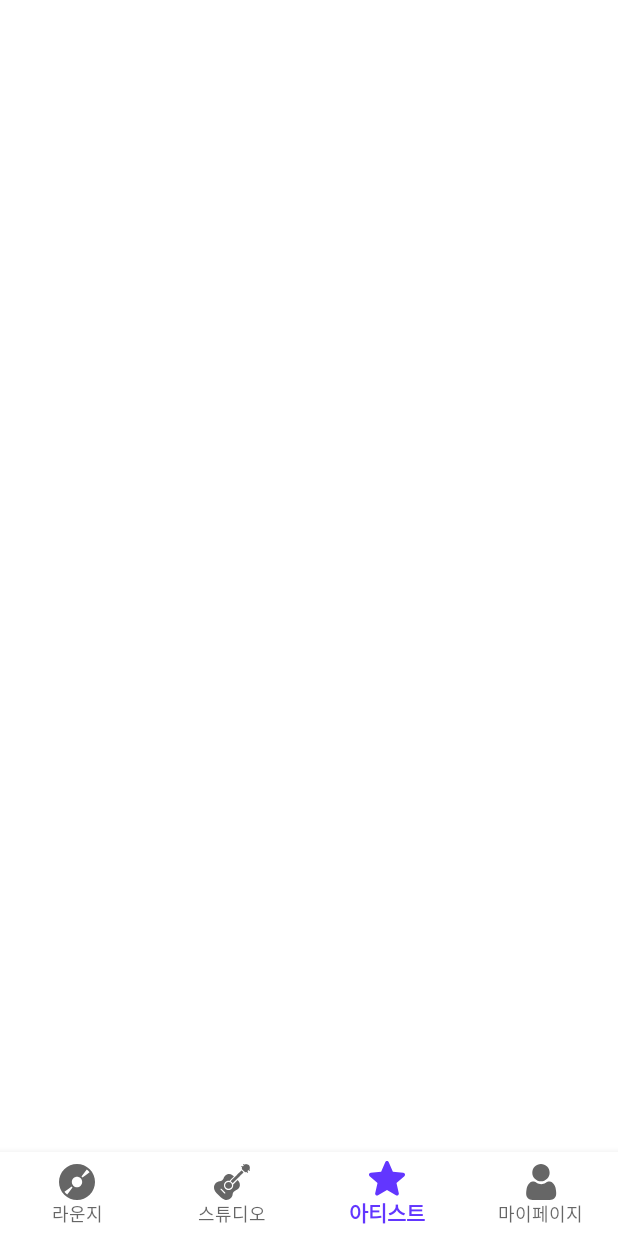
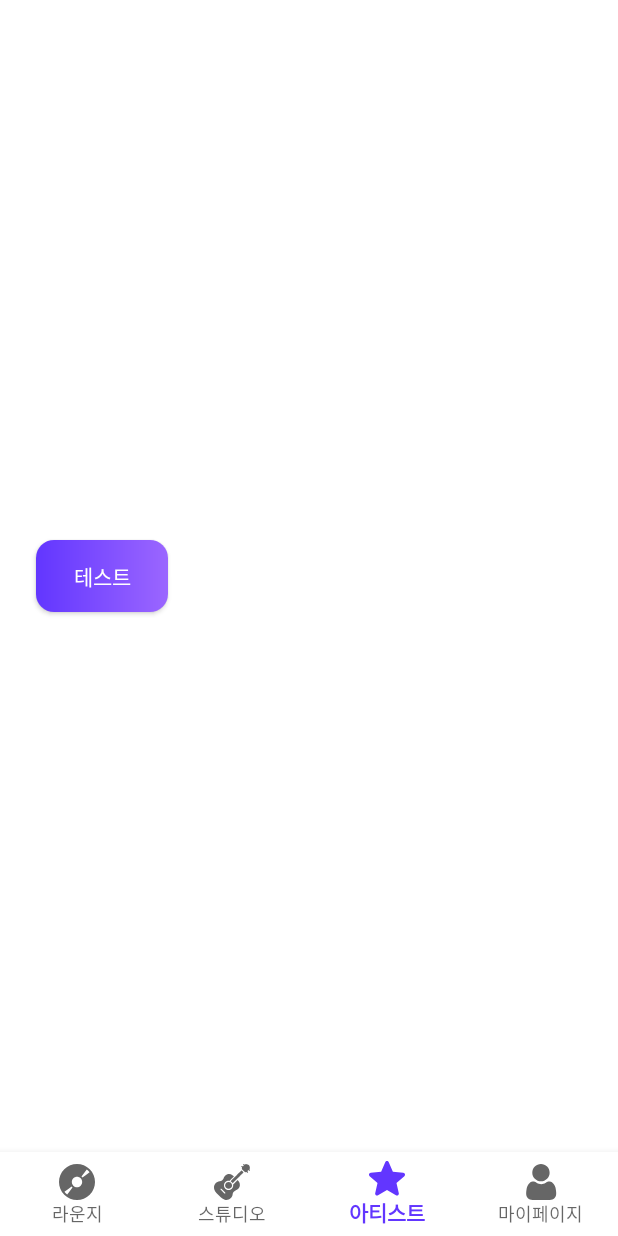
Before and after one commit to SW-Maestro-TeamGDB/Pentatonic-Android, an Android app: the ArtistFragment screen opened through its navigation route, on a phone screen of 412 x 824 dp. Run offline under Robolectric (Android 15) with nearby library versions, the phone set to English and light mode, and no system bars; our stand-ins replace RxJava, data binding, navigation-ui; libraries missing offline, so code that uses them is left out: com.gun0912.tedpermission; pictures from the network do not load; 7 statements that could not run were skipped.

Commit message:
[feat] 커버 업로드 뮤테이션 테스트 구현

```diff
--- a/app/build.gradle
+++ b/app/build.gradle
@@ -39,7 +39,9 @@ android {
     apollo {
         generateKotlinModels = true
         customTypeMapping = [
-                "JWT" : "String"
+                "JWT" : "String",
+                "URL" : "String",
+                "UploadCoverFileInput" : "com.apollographql.apollo.api.FileUpload"
         ]
     }
 }
--- a/app/src/main/java/com/team_gdb/pentatonic/ui/artist/ArtistFragment.kt
+++ b/app/src/main/java/com/team_gdb/pentatonic/ui/artist/ArtistFragment.kt
@@ -1,9 +1,11 @@
 package com.team_gdb.pentatonic.ui.artist
 
+import android.content.Intent
 import org.koin.androidx.viewmodel.ext.android.viewModel
 import com.team_gdb.pentatonic.R
 import com.team_gdb.pentatonic.base.BaseFragment
 import com.team_gdb.pentatonic.databinding.FragmentArtistBinding
+import com.team_gdb.pentatonic.ui.upload_test.UploadTestActivity
 
 class ArtistFragment : BaseFragment<FragmentArtistBinding, ArtistViewModel>() {
     override val layoutResourceId: Int
@@ -11,12 +13,16 @@ class ArtistFragment : BaseFragment<FragmentArtistBinding, ArtistViewModel>() {
     override val viewModel: ArtistViewModel by viewModel()
 
     override fun initStartView() {
+        binding.viewModel = this.viewModel
     }
 
     override fun initDataBinding() {
     }
 
     override fun initAfterBinding() {
+        binding.testButton.setOnClickListener {
+            startActivity(Intent(context, UploadTestActivity::class.java))
+        }
     }
 
 }
--- a/app/src/main/java/com/team_gdb/pentatonic/ui/artist/ArtistViewModel.kt
+++ b/app/src/main/java/com/team_gdb/pentatonic/ui/artist/ArtistViewModel.kt
@@ -6,8 +6,4 @@ import com.team_gdb.pentatonic.base.BaseViewModel
 
 class ArtistViewModel : BaseViewModel() {
 
-    private val _text = MutableLiveData<String>().apply {
-        value = "This is notifications Fragment"
-    }
-    val text: LiveData<String> = _text
 }
--- a/app/src/main/java/com/team_gdb/pentatonic/ui/band_cover/BandCoverActivity.kt
+++ b/app/src/main/java/com/team_gdb/pentatonic/ui/band_cover/BandCoverActivity.kt
@@ -10,7 +10,6 @@ import com.team_gdb.pentatonic.data.model.CoverEntity
 import com.team_gdb.pentatonic.databinding.ActivityBandCoverBinding
 import com.team_gdb.pentatonic.ui.lounge.LoungeFragment.Companion.COVER_ENTITY
 import com.team_gdb.pentatonic.ui.profile.ProfileActivity
-import com.team_gdb.pentatonic.ui.record.RecordGuideBottomSheetDialog
 import org.koin.androidx.viewmodel.ext.android.viewModel
 
 class BandCoverActivity : BaseActivity<ActivityBandCoverBinding, BandCoverViewModel>() {
--- a/app/src/main/java/com/team_gdb/pentatonic/ui/band_cover/LibrarySelectBottomSheetDialog.kt
+++ b/app/src/main/java/com/team_gdb/pentatonic/ui/band_cover/LibrarySelectBottomSheetDialog.kt
@@ -1,12 +1,9 @@
 package com.team_gdb.pentatonic.ui.band_cover
 
 import androidx.recyclerview.widget.LinearLayoutManager
-import com.bumptech.glide.Glide
-import com.google.android.material.bottomsheet.BottomSheetBehavior
 import com.google.android.material.bottomsheet.BottomSheetDialog
 import com.team_gdb.pentatonic.R
 import com.team_gdb.pentatonic.TestLibraryData
-import com.team_gdb.pentatonic.adapter.library.LibraryListAdapter
 import com.team_gdb.pentatonic.adapter.library.LibrarySelectListAdapter
 import com.team_gdb.pentatonic.base.BaseBottomSheetDialogFragment
 import com.team_gdb.pentatonic.databinding.DialogLibrarySelectBinding
--- a/app/src/main/res/layout/fragment_artist.xml
+++ b/app/src/main/res/layout/fragment_artist.xml
@@ -3,20 +3,33 @@
     xmlns:app="http://schemas.android.com/apk/res-auto"
     xmlns:tools="http://schemas.android.com/tools">
 
-    <androidx.constraintlayout.widget.ConstraintLayout
+    <LinearLayout
         android:background="@color/white"
         android:layout_width="match_parent"
         android:layout_height="match_parent"
         tools:context=".ui.artist.ArtistFragment">
 
+        <androidx.appcompat.widget.AppCompatButton
+            android:id="@+id/testButton"
+            android:layout_marginStart="24dp"
+            android:text="테스트"
+            android:fontFamily="@font/nanum_extrabold"
+            android:textColor="@color/white"
+            android:layout_gravity="center"
+            android:background="@drawable/background_gradient_button"
+            android:layout_width="wrap_content"
+            android:layout_height="wrap_content"/>
 
-
-    </androidx.constraintlayout.widget.ConstraintLayout>
+    </LinearLayout>
 
     <data>
 
         <variable
             name="home"
             type="com.team_gdb.pentatonic.ui.artist.ArtistFragment" />
+
+        <variable
+            name="viewModel"
+            type="com.team_gdb.pentatonic.ui.artist.ArtistViewModel" />
     </data>
 </layout>
--- a/app/src/main/res/layout/fragment_lounge.xml
+++ b/app/src/main/res/layout/fragment_lounge.xml
@@ -104,7 +104,7 @@
                             android:layout_alignParentStart="true"
                             android:fontFamily="@font/nanum_extrabold"
                             android:gravity="center_vertical"
-                            android:text="Pentatonic"
+                            android:text="pentatonic"
                             android:textColor="@color/white"
                             android:textSize="24sp" />
 
```
Also changed, not shown: app/src/main/AndroidManifest.xml (+12 -16 lines), app/src/main/java/com/team_gdb/pentatonic/network/NetworkHelper.kt (+16 -1 lines), app/src/main/java/com/team_gdb/pentatonic/ui/upload_test/UploadTestActivity.kt (added, +58 -0 lines), app/src/main/res/layout/activity_upload_test.xml (added, +18 -0 lines), 1 other file.
